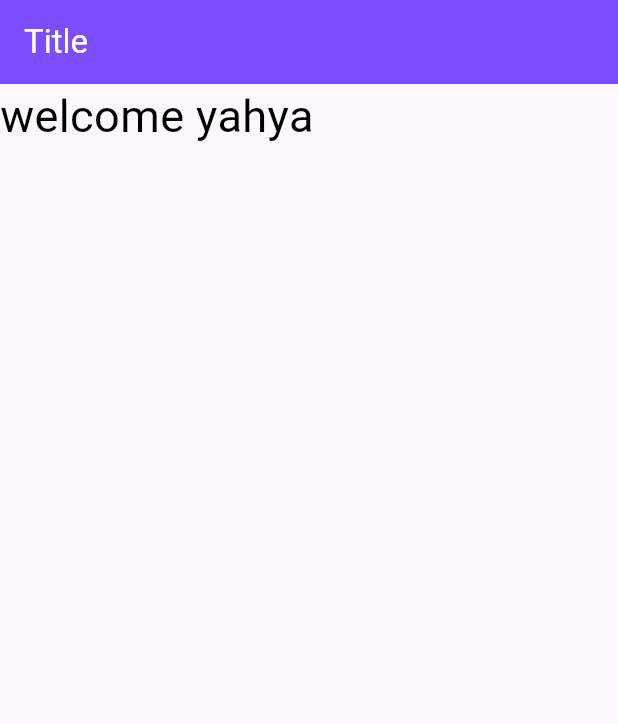
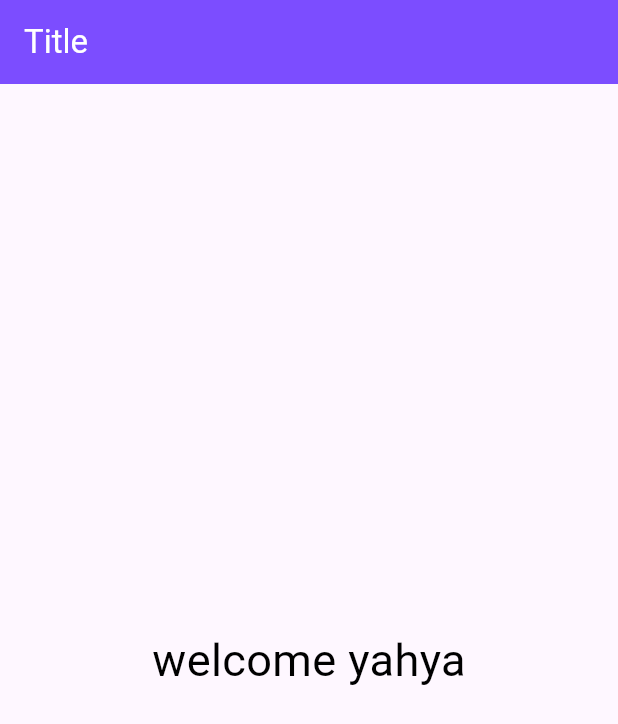
Before and after one commit to Mohamed-Yahyaa/courseflutter, a Flutter app: the screen it shows after launch, on a phone screen of 412 x 824 dp. Shown: the top 724 px of the screen. Run offline on Flutter 3.47's test engine with Material 3 defaults, Android fonts, the phone set to English and light mode, and no system bars.

Commit message:
Container widget

```diff
--- a/lib/main.dart
+++ b/lib/main.dart
@@ -12,11 +12,15 @@ Widget build(BuildContext context) {
     home : Scaffold(
 
       appBar: AppBar(title: Text("Title" ,style: TextStyle(color:Colors.white)),backgroundColor: Colors.deepPurpleAccent,),
-      body: Text("welcome yahya", style: TextStyle(
+      body: Container(
+        alignment: Alignment.center,
+        margin: EdgeInsets.all(10),
+        padding: EdgeInsets.all(10),
+        child: Text("welcome yahya", style: TextStyle(
         color: Colors.black,
         fontSize: 30.1,
 
-      )),
+      )),)
     )
   );
 }
```
